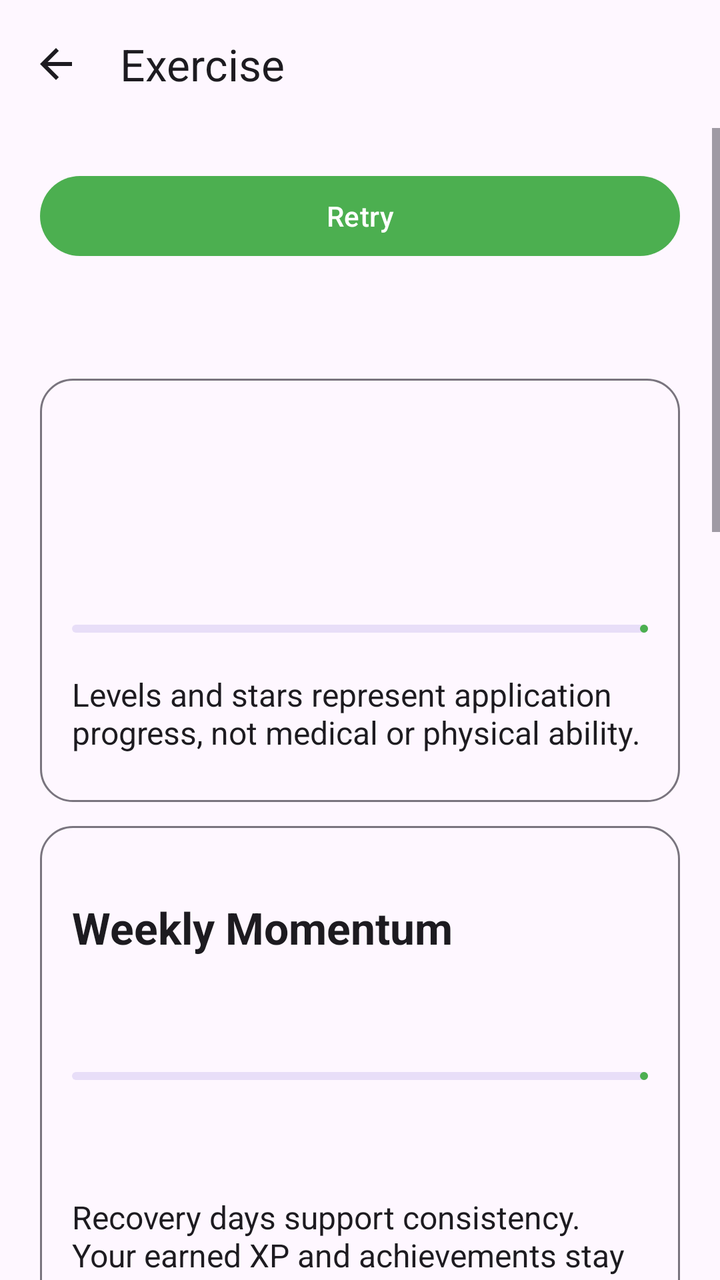
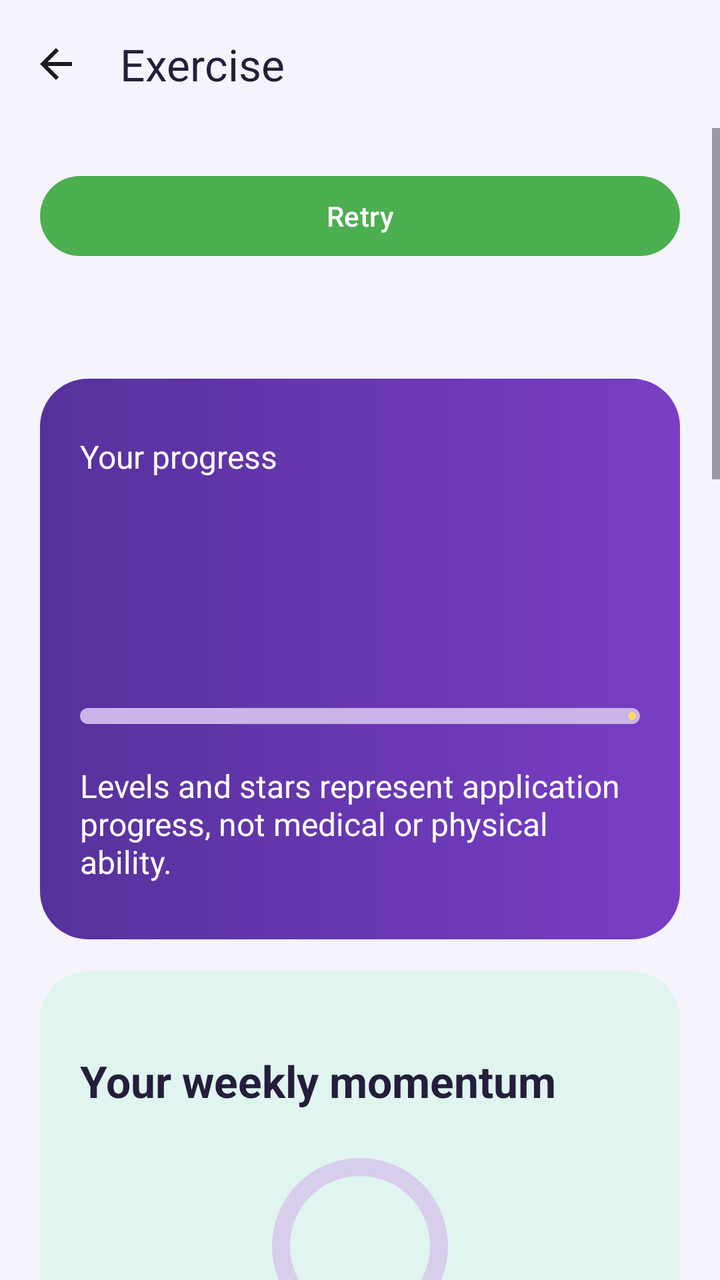

An Android layout rendered at two revisions. The XML below is the earlier revision; the diff shows what the commit changed to produce the second picture.
<!-- AndroidManifest.xml: application theme Theme.FitnessBalance -->
<!-- res/layout/activity_exercise_home.xml -->
<?xml version='1.0' encoding='utf-8'?>
<LinearLayout
    xmlns:android="http://schemas.android.com/apk/res/android"
    xmlns:app="http://schemas.android.com/apk/res-auto"
    android:id="@+id/exRoot"
    android:layout_width="match_parent"
    android:layout_height="match_parent"
    android:orientation="vertical"
    android:background="?android:attr/colorBackground">
    <com.google.android.material.appbar.MaterialToolbar
        android:id="@+id/exToolbar"
        android:layout_width="match_parent"
        android:layout_height="wrap_content"
        android:minHeight="?attr/actionBarSize"
        app:navigationIcon="@drawable/ic_arrow_back"
        app:navigationContentDescription="@string/back"
        app:title="@string/ex_home" />
    <ScrollView
        android:layout_width="match_parent"
        android:layout_height="0dp"
        android:layout_weight="1"
        android:fillViewport="true">
        <LinearLayout
            android:layout_width="match_parent"
            android:layout_height="wrap_content"
            android:orientation="vertical"
            android:padding="@dimen/exercise_spacing">
            <ProgressBar
                android:id="@+id/exLoading"
                android:layout_width="48dp"
                android:layout_height="48dp"
                android:layout_gravity="center_horizontal"
                android:contentDescription="@string/ex_loading"
                android:visibility="gone" />
            <TextView
                android:id="@+id/exStatus"
                style="@style/ExerciseBody"
                android:accessibilityLiveRegion="polite"
                android:visibility="gone" />
            <com.google.android.material.button.MaterialButton
                android:id="@+id/exRetry"
                style="@style/ExerciseButton"
                android:text="@string/ex_retry" />
            <LinearLayout
                android:id="@+id/exContent"
                android:layout_width="match_parent"
                android:layout_height="wrap_content"
                android:orientation="vertical">
                <TextView
                    android:id="@+id/exHello"
                    style="@style/ExerciseHeading" />
                <LinearLayout style="@style/ExercisePanel">
                    <TextView
                        android:id="@+id/exLevel"
                        style="@style/ExerciseHeading" />
                    <TextView
                        android:id="@+id/exXp"
                        style="@style/ExerciseBody" />
                    <com.google.android.material.progressindicator.LinearProgressIndicator
                        android:id="@+id/exXpBar"
                        android:layout_width="match_parent"
                        android:layout_height="wrap_content"
                        android:layout_marginVertical="12dp"
                        android:max="100" />
                    <TextView
                        android:id="@+id/exApplicationProgress"
                        style="@style/ExerciseBody"
                        android:text="@string/ex_app_progress" />
                </LinearLayout>
                <LinearLayout style="@style/ExercisePanel">
                    <TextView
                        android:id="@+id/exWeekly"
                        style="@style/ExerciseHeading"
                        android:text="@string/ex_weekly" />
                    <TextView
                        android:id="@+id/exMomentum"
                        style="@style/ExerciseBody" />
                    <com.google.android.material.progressindicator.LinearProgressIndicator
                        android:id="@+id/exMomentumBar"
                        android:layout_width="match_parent"
                        android:layout_height="wrap_content"
                        android:layout_marginVertical="12dp"
                        android:max="100" />
                    <TextView
                        android:id="@+id/exBand"
                        style="@style/ExerciseBody" />
                    <TextView
                        android:id="@+id/exRecoveryNote"
                        style="@style/ExerciseBody"
                        android:text="@string/ex_recovery_note" />
                </LinearLayout>
                <LinearLayout style="@style/ExercisePanel">
                    <TextView
                        android:id="@+id/exRecommended"
                        style="@style/ExerciseHeading"
                        android:text="@string/ex_recommended" />
                    <TextView
                        android:id="@+id/exRecommendationTitle"
                        style="@style/ExerciseBody" />
                    <TextView
                        android:id="@+id/exRecommendationMeta"
                        style="@style/ExerciseBody" />
                    <TextView
                        android:id="@+id/exRecommendationReason"
                        style="@style/ExerciseBody" />
                    <CheckBox
                        android:id="@+id/exUseHealth"
                        android:layout_width="match_parent"
                        android:layout_height="wrap_content"
                        android:minHeight="48dp"
                        android:saveEnabled="false"
                        android:text="@string/ar_use_health" />
                    <CheckBox android:id="@+id/exUseBandit"
                        android:layout_width="match_parent" android:layout_height="wrap_content"
                        android:minHeight="48dp" android:text="@string/cmab_enable" />
                    <TextView style="@style/ExerciseBody" android:text="@string/cmab_note" />
                    <TextView android:id="@+id/exHealthReason" style="@style/ExerciseBody" />
                    <com.google.android.material.button.MaterialButton
                        android:id="@+id/exUsual"
                        style="@style/ExerciseButton"
                        android:text="@string/ar_usual" android:visibility="gone" />
                    <com.google.android.material.button.MaterialButton
                        android:id="@+id/exExplain"
                        style="@style/ExerciseButton"
                        android:text="@string/ar_explain" />
                    <com.google.android.material.button.MaterialButton
                        android:id="@+id/exStart"
                        style="@style/ExerciseButton"
                        android:text="@string/ex_start"
                        android:enabled="false" />
                    <com.google.android.material.button.MaterialButton
                        android:id="@+id/exDiscard"
                        style="@style/ExerciseButton"
                        android:text="@string/ex_discard" />
                </LinearLayout>
                <TextView
                    android:id="@+id/exQuestsTitle"
                    style="@style/ExerciseHeading"
                    android:text="@string/ex_quests" />
                <androidx.recyclerview.widget.RecyclerView
                    android:id="@+id/exQuests"
                    android:layout_width="match_parent"
                    android:layout_height="wrap_content"
                    android:nestedScrollingEnabled="false" />
                <LinearLayout style="@style/ExercisePanel">
                    <TextView
                        style="@style/ExerciseHeading"
                        android:text="@string/al_today" />
                    <TextView
                        android:id="@+id/alHomeSummary"
                        style="@style/ExerciseBody"
                        android:text="@string/al_loading" />
                </LinearLayout>
                <com.google.android.material.button.MaterialButton
                    android:id="@+id/exPath"
                    style="@style/ExerciseButton"
                    android:text="@string/ex_path" />
                <com.google.android.material.button.MaterialButton
                    android:id="@+id/exQuick"
                    style="@style/ExerciseButton"
                    android:text="@string/ex_quick" />
                <com.google.android.material.button.MaterialButton
                    android:id="@+id/exProgress"
                    style="@style/ExerciseButton"
                    android:text="@string/ex_progress" />
                <com.google.android.material.button.MaterialButton
                    android:id="@+id/exAchievements"
                    style="@style/ExerciseButton"
                    android:text="@string/ex_achievements" />
            </LinearLayout>
        </LinearLayout>
    </ScrollView>
</LinearLayout>
<!-- resources referenced by this layout -->
<resources>
  <dimen name="exercise_spacing">20dp</dimen>
  <string name="al_loading">Loading activities…</string>
  <string name="al_today">Today’s Activity</string>
  <string name="ar_explain">Why this suggestion?</string>
  <string name="ar_use_health">Use sleep summaries for workout suggestions</string>
  <string name="ar_usual">Keep my usual recommendation</string>
  <string name="back">Back</string>
  <string name="cmab_enable">Learn workout suggestions from my feedback</string>
  <string name="cmab_note">Experimental learning on this device. Eligible workouts may be tried to learn what fits you. Turning this off clears its learning history. Recovery and sleep rules take priority.</string>
  <string name="ex_achievements">Achievements</string>
  <string name="ex_app_progress">Levels and stars represent application progress, not medical or physical ability.</string>
  <string name="ex_discard">Discard Unfinished Workout</string>
  <string name="ex_home">Exercise</string>
  <string name="ex_loading">Loading your exercise space…</string>
  <string name="ex_path">Exercise Path</string>
  <string name="ex_progress">Exercise Progress</string>
  <string name="ex_quests">Today’s Quests</string>
  <string name="ex_quick">Activity Log</string>
  <string name="ex_recommended">Recommended for You</string>
  <string name="ex_recovery_note">Recovery days support consistency. Your earned XP and achievements stay with you.</string>
  <string name="ex_retry">Retry</string>
  <string name="ex_start">Start Workout</string>
  <string name="ex_weekly">Weekly Momentum</string>
  <style name="ExerciseHeading" parent="ExerciseBody">
          <item name="android:textSize">22sp</item>
          <item name="android:textStyle">bold</item>
          <item name="android:layout_marginTop">12dp</item>
      </style>
  <style name="Theme.FitnessBalance" parent="Base.Theme.FitnessBalance" />
  <color name="primary_color">#4CAF50</color>
  <color name="white">#FFFFFFFF</color>
  <color name="purple_500">#FF6200EE</color>
  <!-- unchanged entries left out for length: 6 -->
</resources>

<!-- the commit's change to res/layout/activity_exercise_home.xml (unified diff, before → after) -->
@@ -6,7 +6,7 @@
     android:layout_width="match_parent"
     android:layout_height="match_parent"
     android:orientation="vertical"
-    android:background="?android:attr/colorBackground">
+    android:background="@color/gm_canvas">
     <com.google.android.material.appbar.MaterialToolbar
         android:id="@+id/exToolbar"
         android:layout_width="match_parent"
@@ -14,7 +14,7 @@
         android:minHeight="?attr/actionBarSize"
         app:navigationIcon="@drawable/ic_arrow_back"
         app:navigationContentDescription="@string/back"
-        app:title="@string/ex_home" />
+        app:title="@string/ex_home" app:titleTextColor="@color/gm_ink" android:background="@color/gm_canvas" />
     <ScrollView
         android:layout_width="match_parent"
         android:layout_height="0dp"
@@ -34,7 +34,7 @@
                 android:visibility="gone" />
             <TextView
                 android:id="@+id/exStatus"
-                style="@style/ExerciseBody"
+                style="@style/RewardBody"
                 android:accessibilityLiveRegion="polite"
                 android:visibility="gone" />
             <com.google.android.material.button.MaterialButton
@@ -48,73 +48,79 @@
                 android:orientation="vertical">
                 <TextView
                     android:id="@+id/exHello"
-                    style="@style/ExerciseHeading" />
-                <LinearLayout style="@style/ExercisePanel">
+                    style="@style/RewardHeading" />
+                <LinearLayout style="@style/RewardPanel" android:background="@drawable/reward_panel_xp">
+                    <TextView style="@style/RewardBody" android:textColor="#FFFFFFFF" android:text="@string/gm_your_progress" />
                     <TextView
                         android:id="@+id/exLevel"
-                        style="@style/ExerciseHeading" />
+                        style="@style/RewardHeading" android:textColor="#FFFFFFFF" />
                     <TextView
                         android:id="@+id/exXp"
-                        style="@style/ExerciseBody" />
+                        style="@style/RewardBody" android:textColor="#FFFFFFFF" />
                     <com.google.android.material.progressindicator.LinearProgressIndicator
-                        android:id="@+id/exXpBar"
+                        android:id="@+id/exXpBar" app:indicatorColor="@color/gm_gold" app:trackColor="@color/gm_track" app:trackThickness="8dp" app:trackCornerRadius="4dp"
                         android:layout_width="match_parent"
                         android:layout_height="wrap_content"
                         android:layout_marginVertical="12dp"
                         android:max="100" />
                     <TextView
                         android:id="@+id/exApplicationProgress"
-                        style="@style/ExerciseBody"
+                        style="@style/RewardBody" android:textColor="#FFFFFFFF"
                         android:text="@string/ex_app_progress" />
                 </LinearLayout>
-                <LinearLayout style="@style/ExercisePanel">
+                <LinearLayout style="@style/RewardPanel" android:background="@drawable/reward_panel_teal">
                     <TextView
                         android:id="@+id/exWeekly"
-                        style="@style/ExerciseHeading"
-                        android:text="@string/ex_weekly" />
+                        style="@style/RewardHeading"
+                        android:text="@string/gm_week" />
+                    <com.google.android.material.progressindicator.CircularProgressIndicator
+                        android:id="@+id/exWeeklyRing" android:layout_width="96dp" android:layout_height="96dp"
+                        android:layout_gravity="center_horizontal" android:layout_marginTop="12dp"
+                        android:indeterminate="false" android:max="100"
+                        app:indicatorSize="88dp" app:trackThickness="9dp" app:indicatorColor="@color/gm_teal" app:trackColor="@color/gm_border" />
                     <TextView
                         android:id="@+id/exMomentum"
-                        style="@style/ExerciseBody" />
+                        style="@style/RewardBody" />
                     <com.google.android.material.progressindicator.LinearProgressIndicator
-                        android:id="@+id/exMomentumBar"
+                        android:id="@+id/exMomentumBar" android:visibility="gone"
                         android:layout_width="match_parent"
                         android:layout_height="wrap_content"
                         android:layout_marginVertical="12dp"
                         android:max="100" />
                     <TextView
                         android:id="@+id/exBand"
-                        style="@style/ExerciseBody" />
+                        style="@style/RewardBody" />
                     <TextView
                         android:id="@+id/exRecoveryNote"
-                        style="@style/ExerciseBody"
+                        style="@style/RewardBody"
                         android:text="@string/ex_recovery_note" />
                 </LinearLayout>
-                <LinearLayout style="@style/ExercisePanel">
+                <LinearLayout style="@style/RewardPanel">
                     <TextView
                         android:id="@+id/exRecommended"
-                        style="@style/ExerciseHeading"
-                        android:text="@string/ex_recommended" />
+                        style="@style/RewardHeading"
+                        android:text="@string/gm_recommendation" />
                     <TextView
                         android:id="@+id/exRecommendationTitle"
-                        style="@style/ExerciseBody" />
+                        style="@style/RewardBody" />
                     <TextView
                         android:id="@+id/exRecommendationMeta"
-                        style="@style/ExerciseBody" />
+                        style="@style/RewardBody" />
                     <TextView
                         android:id="@+id/exRecommendationReason"
-                        style="@style/ExerciseBody" />
+                        style="@style/RewardBody" />
                     <CheckBox
                         android:id="@+id/exUseHealth"
                         android:layout_width="match_parent"
                         android:layout_height="wrap_content"
                         android:minHeight="48dp"
                         android:saveEnabled="false"
-                        android:text="@string/ar_use_health" />
+                        android:text="@string/ar_use_health" android:textColor="@color/gm_ink" />
                     <CheckBox android:id="@+id/exUseBandit"
                         android:layout_width="match_parent" android:layout_height="wrap_content"
-                        android:minHeight="48dp" android:text="@string/cmab_enable" />
-                    <TextView style="@style/ExerciseBody" android:text="@string/cmab_note" />
-                    <TextView android:id="@+id/exHealthReason" style="@style/ExerciseBody" />
+                        android:minHeight="48dp" android:text="@string/cmab_enable" android:textColor="@color/gm_ink" />
+                    <TextView style="@style/RewardBody" android:text="@string/cmab_note" />
+                    <TextView android:id="@+id/exHealthReason" style="@style/RewardBody" />
                     <com.google.android.material.button.MaterialButton
                         android:id="@+id/exUsual"
                         style="@style/ExerciseButton"
@@ -124,7 +130,7 @@
                         style="@style/ExerciseButton"
                         android:text="@string/ar_explain" />
                     <com.google.android.material.button.MaterialButton
-                        android:id="@+id/exStart"
+                        android:id="@+id/exStart" app:backgroundTint="@color/gm_purple" android:textColor="#FFFFFFFF"
                         style="@style/ExerciseButton"
                         android:text="@string/ex_start"
                         android:enabled="false" />
@@ -135,20 +141,21 @@
                 </LinearLayout>
                 <TextView
                     android:id="@+id/exQuestsTitle"
-                    style="@style/ExerciseHeading"
+                    style="@style/RewardHeading"
                     android:text="@string/ex_quests" />
+                <TextView style="@style/RewardBody" android:text="@string/gm_quests_note" />
                 <androidx.recyclerview.widget.RecyclerView
                     android:id="@+id/exQuests"
                     android:layout_width="match_parent"
                     android:layout_height="wrap_content"
                     android:nestedScrollingEnabled="false" />
-                <LinearLayout style="@style/ExercisePanel">
+                <LinearLayout style="@style/RewardPanel">
                     <TextView
-                        style="@style/ExerciseHeading"
+                        style="@style/RewardHeading"
                         android:text="@string/al_today" />
                     <TextView
                         android:id="@+id/alHomeSummary"
-                        style="@style/ExerciseBody"
+                        style="@style/RewardBody"
                         android:text="@string/al_loading" />
                 </LinearLayout>
                 <com.google.android.material.button.MaterialButton
<!-- resource entries referenced after the edit -->
@@ -1,6 +1,17 @@
 <!-- resources referenced by this layout -->
 <resources>
+  <color name="gm_border">#D8CDEB</color>
+  <color name="gm_canvas">#F5F3FC</color>
+  <color name="gm_gold">#FFD56A</color>
+  <color name="gm_ink">#241D3B</color>
+  <color name="gm_purple">#6635B5</color>
+  <color name="gm_teal">#087D75</color>
+  <color name="gm_track">#C9B4E7</color>
   <dimen name="exercise_spacing">20dp</dimen>
+  <!-- drawable reward_panel_teal (drawable) -->
+  <shape xmlns:android="http://schemas.android.com/apk/res/android"><solid android:color="@color/gm_teal_soft"/><corners android:radius="24dp"/><padding android:left="20dp" android:top="20dp" android:right="20dp" android:bottom="20dp"/></shape>
+  <!-- drawable reward_panel_xp (drawable) -->
+  <shape xmlns:android="http://schemas.android.com/apk/res/android"><gradient android:startColor="#56319C" android:endColor="#793EC5" android:angle="0"/><corners android:radius="24dp"/></shape>
   <string name="al_loading">Loading activities…</string>
   <string name="al_today">Today’s Activity</string>
   <string name="ar_explain">Why this suggestion?</string>
@@ -18,17 +29,26 @@
   <string name="ex_progress">Exercise Progress</string>
   <string name="ex_quests">Today’s Quests</string>
   <string name="ex_quick">Activity Log</string>
-  <string name="ex_recommended">Recommended for You</string>
   <string name="ex_recovery_note">Recovery days support consistency. Your earned XP and achievements stay with you.</string>
   <string name="ex_retry">Retry</string>
   <string name="ex_start">Start Workout</string>
-  <string name="ex_weekly">Weekly Momentum</string>
+  <string name="gm_quests_note">Small steps, visible progress. Completed quests are marked with a check.</string>
+  <string name="gm_recommendation">Your next session</string>
+  <string name="gm_week">Your weekly momentum</string>
+  <string name="gm_your_progress">Your progress</string>
+  <style name="RewardBody" parent="ExerciseBody"><item name="android:textColor">@color/gm_ink</item></style>
+  <style name="RewardHeading" parent="ExerciseHeading"><item name="android:textColor">@color/gm_ink</item></style>
+  <style name="RewardPanel" parent="ExercisePanel"><item name="android:background">@drawable/reward_panel_surface</item><item name="android:padding">20dp</item><item name="android:layout_marginBottom">16dp</item></style>
   <style name="ExerciseHeading" parent="ExerciseBody">
           <item name="android:textSize">22sp</item>
           <item name="android:textStyle">bold</item>
           <item name="android:layout_marginTop">12dp</item>
       </style>
+  <!-- drawable reward_panel_surface (drawable) -->
+  <shape xmlns:android="http://schemas.android.com/apk/res/android"><solid android:color="@color/gm_surface"/><corners android:radius="24dp"/><padding android:left="20dp" android:top="20dp" android:right="20dp" android:bottom="20dp"/></shape>
+  <color name="gm_surface">#FFFFFF</color>
   <style name="Theme.FitnessBalance" parent="Base.Theme.FitnessBalance" />
+  <color name="gm_teal_soft">#E0F5EF</color>
   <color name="primary_color">#4CAF50</color>
   <color name="white">#FFFFFFFF</color>
   <color name="purple_500">#FF6200EE</color>
